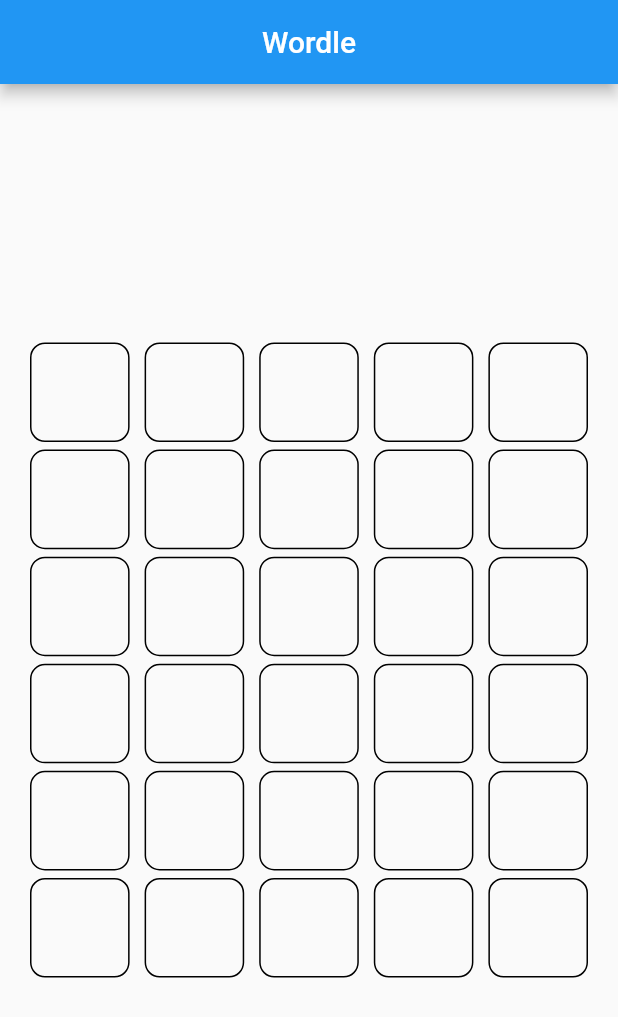
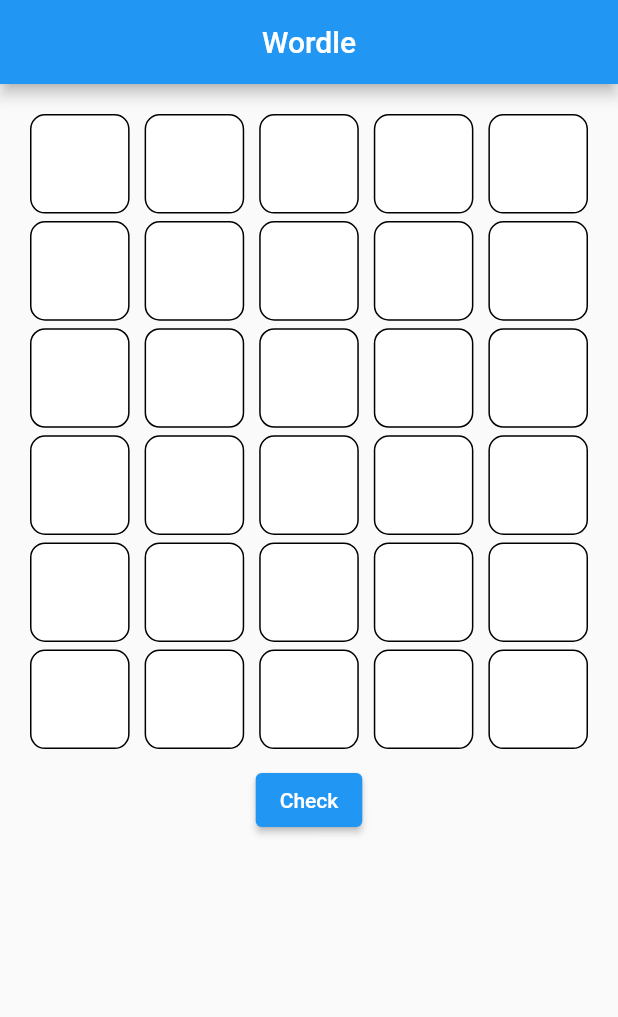
Before and after one commit to ZenDeveloper7/Flutter-Wordle, a Flutter app: the screen it shows after launch, on a phone screen of 412 x 824 dp. Shown: the top 1017 px of the screen. Run offline on Flutter 3.47's test engine with Material 2 defaults, Android fonts, the phone set to English and light mode, and no system bars.

Commit message:
basic implementation

```diff
--- a/lib/ui/Home.dart
+++ b/lib/ui/Home.dart
@@ -9,12 +9,19 @@ class Home extends StatefulWidget {
 }
 
 class _HomeState extends State<Home> {
-  late var _controller;
+  late int row;
+  late List<TextEditingController> _controllerList;
+  late List<Color> boxColorList;
+  late int gridCount;
 
   @override
   void initState() {
     super.initState();
-    _controller = TextEditingController();
+    row = 0;
+    gridCount = 30;
+    boxColorList = List<Color>.generate(gridCount, (index) => Colors.white);
+    _controllerList = List<TextEditingController>.generate(
+        gridCount, (index) => TextEditingController());
   }
 
   @override
@@ -24,10 +31,13 @@ class _HomeState extends State<Home> {
         title: const Text('Wordle'),
         centerTitle: true,
       ),
-      body: Container(
-        padding: const EdgeInsets.symmetric(horizontal: 20.0),
-        child: Center(
-          child: GridView.builder(
+      body: SingleChildScrollView(
+        child: Container(
+          padding: const EdgeInsets.all(20.0),
+          child: Column(
+            mainAxisAlignment: MainAxisAlignment.start,
+            children: [
+              GridView.builder(
                 shrinkWrap: true,
                 gridDelegate: const SliverGridDelegateWithFixedCrossAxisCount(
                     crossAxisCount: 5,
@@ -37,11 +47,13 @@ class _HomeState extends State<Home> {
                 itemBuilder: (context, index) {
                   return Container(
                     decoration: BoxDecoration(
-                    borderRadius: const BorderRadius.all(Radius.circular(10.0)),
-                    border: Border.all(color: Colors.black)),
+                        borderRadius:
+                            const BorderRadius.all(Radius.circular(10.0)),
+                        border: Border.all(color: Colors.black),
+                        color: boxColorList[index]),
                     child: Center(
                       child: TextField(
-                      controller: _controller,
+                          controller: _controllerList[index],
                           maxLength: 1,
                           style: const TextStyle(fontSize: 22.0),
                           textAlign: TextAlign.center,
@@ -50,22 +62,59 @@ class _HomeState extends State<Home> {
                               counterText: '',
                               border: UnderlineInputBorder(
                                   borderSide: BorderSide.none)),
-                      onChanged: (value) => _changeFocus(value)),
+                          onChanged: (value) => _changeFocus(value, index)),
                     ),
                   );
                 },
-            itemCount: 30,
+                itemCount: gridCount,
+              ),
+              Container(
+                  padding: const EdgeInsets.only(top: 10.0),
+                  child: ElevatedButton(
+                      onPressed: _validateText, child: const Text('Check')))
+            ],
           ),
         ),
       ),
     );
   }
 
-  _changeFocus(String value) {
+  _validateText() {
+    String inputString = "";
+    String originalString = "SMILE";
+    for (var i = 0; i < 5; i++) {
+      inputString += _controllerList[i].text.toString();
+    }
+    for (var i = 0; i < 5; i++) {
+      setState(() {
+        if (originalString.characters.contains(inputString[i])) {
+          if (originalString[i] == inputString[i]) {
+            boxColorList[i] = Colors.green;
+          } else {
+            boxColorList[i] = Colors.yellow;
+          }
+        } else {
+          boxColorList[i] = Colors.grey;
+        }
+      });
+    }
+  }
+
+  _changeFocus(String value, int index) {
     if (value.isNotEmpty) {
+      if (index != 4) {
+        setState(() {
+          boxColorList = List<Color>.filled(gridCount, Colors.white);
+        });
         FocusScope.of(context).nextFocus();
+      }
     } else {
+      if (index != 0) {
+        setState(() {
+          boxColorList = List<Color>.filled(gridCount, Colors.white);
+        });
         FocusScope.of(context).previousFocus();
       }
     }
   }
+}
```
Lines whose indentation alone changed are shown as unchanged.
